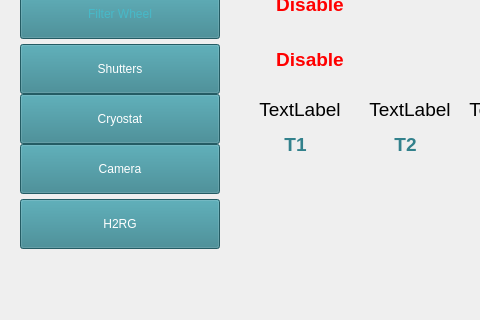
SCIFY-IvS/NOTTControl, file nottcontrol/main_window.ui: the form before one commit; both pictures show x 0 to 480 and y 466 to 786 of the 1024 by 786 pixel window.
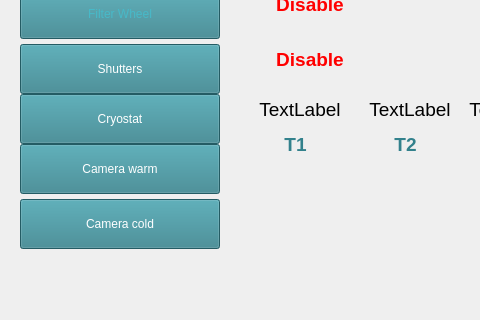
The form after the commit. Icons and pictures are not drawn.

Commit message:
Rename dashboard camera buttons to Camera warm and Camera cold.
Distinguish the INFRATEC warm detector and H2RG cold detector controls in the main GUI.

```diff
--- a/nottcontrol/main_window.ui
+++ b/nottcontrol/main_window.ui
@@ -579,7 +579,7 @@
 color: rgb(255, 255, 255);</string>
     </property>
     <property name="text">
-     <string>Camera</string>
+     <string>Camera warm</string>
     </property>
    </widget>
    <widget class="QPushButton" name="pushButton_h2rg">
@@ -597,7 +597,7 @@
 color: rgb(255, 255, 255);</string>
     </property>
     <property name="text">
-     <string>H2RG</string>
+     <string>Camera cold</string>
     </property>
    </widget>
    <widget class="QPushButton" name="pushButton_tiptilt">
```
